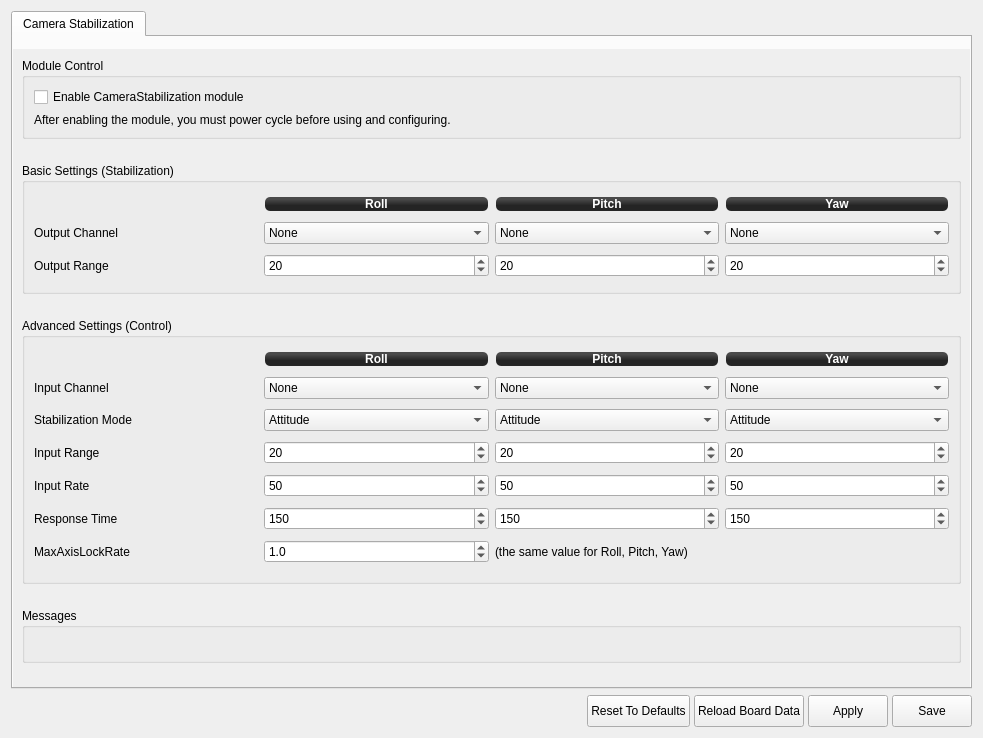
Old version of the form ground/openpilotgcs/src/plugins/config/camerastabilization.ui in the repository openpilot/OpenPilot.
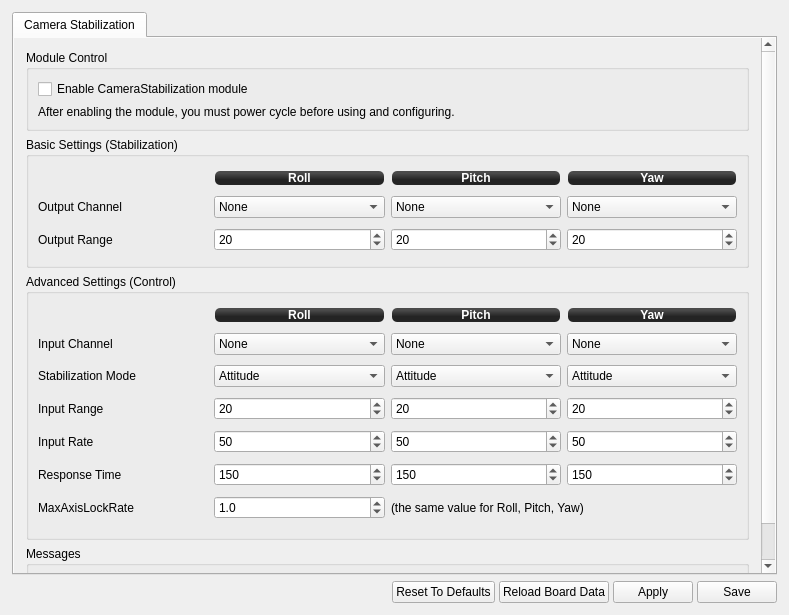
New version of the form. Icons and pictures are not drawn.

Diff of the .ui file:
```diff
--- a/ground/openpilotgcs/src/plugins/config/camerastabilization.ui
+++ b/ground/openpilotgcs/src/plugins/config/camerastabilization.ui
@@ -6,8 +6,8 @@
    <rect>
     <x>0</x>
     <y>0</y>
-    <width>983</width>
-    <height>738</height>
+    <width>789</width>
+    <height>615</height>
    </rect>
   </property>
   <property name="windowTitle">
@@ -15,7 +15,10 @@
   </property>
   <layout class="QVBoxLayout" name="verticalLayout_5">
    <property name="spacing">
-    <number>-1</number>
+    <number>6</number>
+   </property>
+   <property name="margin">
+    <number>12</number>
    </property>
    <item>
     <widget class="QTabWidget" name="tabWidget">
@@ -27,16 +30,7 @@
        <string>Camera Stabilization</string>
       </attribute>
       <layout class="QVBoxLayout" name="verticalLayout_2">
-       <property name="leftMargin">
-        <number>0</number>
-       </property>
-       <property name="topMargin">
-        <number>12</number>
-       </property>
-       <property name="rightMargin">
-        <number>0</number>
-       </property>
-       <property name="bottomMargin">
+       <property name="margin">
         <number>0</number>
        </property>
        <item>
@@ -52,13 +46,16 @@
            <rect>
             <x>0</x>
             <y>0</y>
-            <width>953</width>
-            <height>626</height>
+            <width>742</width>
+            <height>560</height>
            </rect>
           </property>
           <layout class="QVBoxLayout" name="verticalLayout">
            <property name="spacing">
-            <number>24</number>
+            <number>6</number>
+           </property>
+           <property name="margin">
+            <number>12</number>
            </property>
            <item>
             <widget class="QGroupBox" name="groupBox_2">
@@ -1037,13 +1034,13 @@
        <property name="minimumSize">
         <size>
          <width>0</width>
-         <height>32</height>
+         <height>0</height>
         </size>
        </property>
        <property name="maximumSize">
         <size>
          <width>16777215</width>
-         <height>32</height>
+         <height>16777215</height>
         </size>
        </property>
        <property name="toolTip">
@@ -1068,13 +1065,13 @@
        <property name="minimumSize">
         <size>
          <width>0</width>
-         <height>32</height>
+         <height>0</height>
         </size>
        </property>
        <property name="maximumSize">
         <size>
          <width>16777215</width>
-         <height>32</height>
+         <height>16777215</height>
         </size>
        </property>
        <property name="toolTip">
@@ -1101,13 +1098,13 @@
        <property name="minimumSize">
         <size>
          <width>0</width>
-         <height>32</height>
+         <height>0</height>
         </size>
        </property>
        <property name="maximumSize">
         <size>
          <width>16777215</width>
-         <height>32</height>
+         <height>16777215</height>
         </size>
        </property>
        <property name="toolTip">
@@ -1128,13 +1125,13 @@
        <property name="minimumSize">
         <size>
          <width>0</width>
-         <height>32</height>
+         <height>0</height>
         </size>
        </property>
        <property name="maximumSize">
         <size>
          <width>16777215</width>
-         <height>32</height>
+         <height>16777215</height>
         </size>
        </property>
        <property name="toolTip">
```
